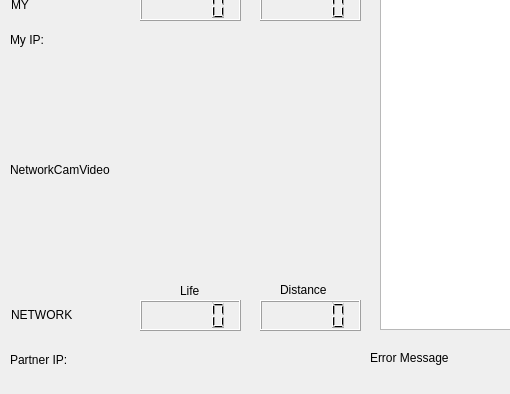
Above: HungarianRoadRage/mainwindow.ui from tkertesz/hrrqt before the change; both pictures show x 0 to 510 and y 306 to 700 of the 947 by 700 pixel window. Below: the same form after it.
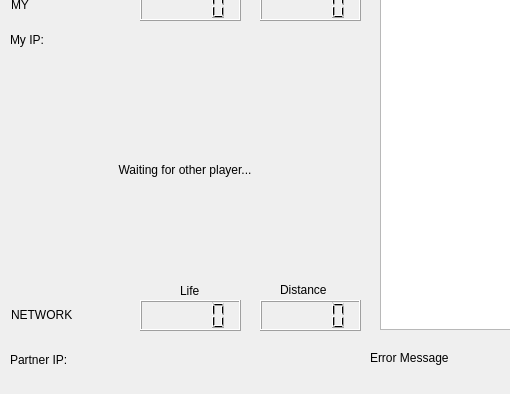
That is the form after the change.

Commit message: only start game when other player is connected

```diff
--- a/HungarianRoadRage/mainwindow.ui
+++ b/HungarianRoadRage/mainwindow.ui
@@ -100,7 +100,10 @@
      <bool>true</bool>
     </property>
     <property name="text">
-     <string>NetworkCamVideo</string>
+     <string>Waiting for other player...</string>
+    </property>
+    <property name="alignment">
+     <set>Qt::AlignCenter</set>
     </property>
    </widget>
    <widget class="QLabel" name="MyIP">
```
The commit also changes 3 other files.
